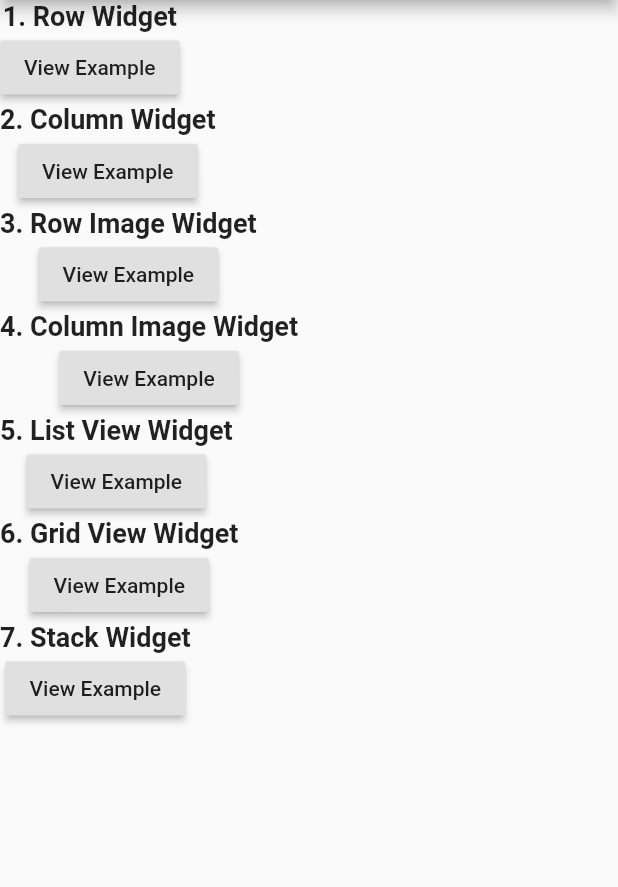
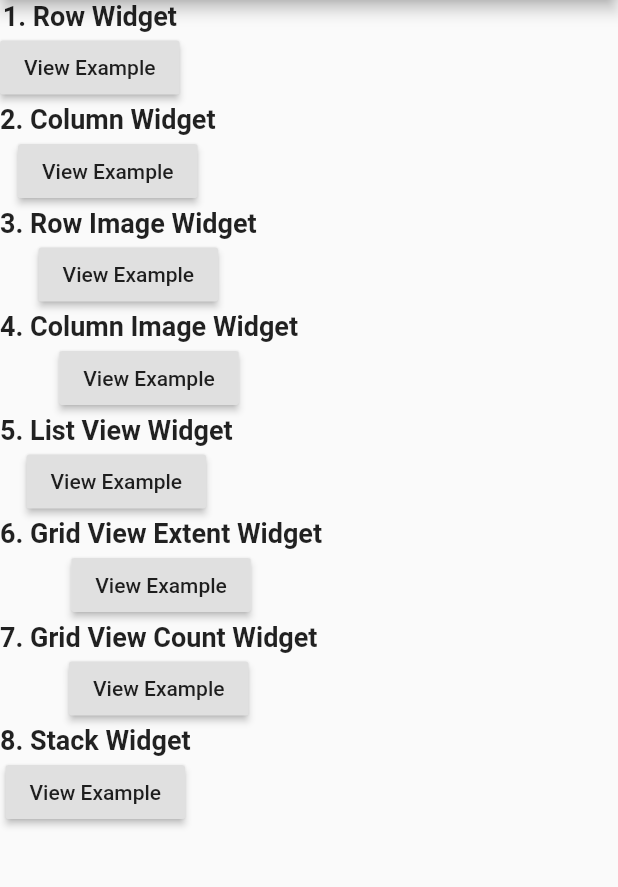
Before and after one commit to jsierra93/Flutter_Widgets_Examples, a Flutter app: the screen it shows after launch, on a phone screen of 412 x 824 dp, the part 84-971 px from its top. Run offline on Flutter 3.47's test engine with Material 2 defaults, Android fonts, the phone set to English and light mode, and no system bars.

Commit message:
Se organizan page para todos los widgets y se enrutan desde home

```diff
--- a/lib/main.dart
+++ b/lib/main.dart
@@ -12,7 +12,6 @@ class MyApp extends StatelessWidget {
   }
 }
 
-
 class HomePage extends StatelessWidget {
   @override
   Widget build(BuildContext context) {
@@ -26,11 +25,12 @@ class HomePage extends StatelessWidget {
             children: <Widget>[
               ListWidgetElement(numItem: '1', textItem: 'Row Widget', linkPage: RowPages()),
               ListWidgetElement(numItem: '2', textItem: 'Column Widget', linkPage: ColumnPage()),
-              ListWidgetElement(numItem: '3', textItem: 'Row Image Widget', linkPage: RowPages()),
-              ListWidgetElement(numItem: '4', textItem: 'Column Image Widget', linkPage: RowPages()),
-              ListWidgetElement(numItem: '5', textItem: 'List View Widget', linkPage: RowPages()),
-              ListWidgetElement(numItem: '6', textItem: 'Grid View Widget', linkPage: RowPages()),
-              ListWidgetElement(numItem: '7', textItem: 'Stack Widget', linkPage: RowPages())
+              ListWidgetElement(numItem: '3', textItem: 'Row Image Widget', linkPage: RowImagesWidget()),
+              ListWidgetElement(numItem: '4', textItem: 'Column Image Widget', linkPage: ColumnImagesPage()),
+              ListWidgetElement(numItem: '5', textItem: 'List View Widget', linkPage: ListViewWidget()),
+              ListWidgetElement(numItem: '6', textItem: 'Grid View Extent Widget', linkPage: GridViewExtentPage()),
+              ListWidgetElement(numItem: '7', textItem: 'Grid View Count Widget', linkPage: GridViewCountPage()),
+              ListWidgetElement(numItem: '8', textItem: 'Stack Widget', linkPage: StackPage())
             ],
           )),
     );
--- a/lib/widgets/column_widget.dart
+++ b/lib/widgets/column_widget.dart
@@ -3,9 +3,7 @@ import 'package:flutter/material.dart';
 class ColumnPage extends StatelessWidget {
   @override
   Widget build(BuildContext context) {
-    return MaterialApp(
-      title: 'Column Widget Examples',
-      home: Scaffold(
+    return  Scaffold(
           appBar: AppBar(
             title: Text('Column Widget Examples'),
           ),
@@ -25,7 +23,7 @@ class ColumnPage extends StatelessWidget {
                 child: new Text("Volver"),
               )
             ],
-          )),
+          )
     );
   }
 }
```
Also changed, not shown: lib/widgets/column_images_widget.dart (+11 -13 lines), lib/widgets/grid_view_widget.dart (+15 -7 lines), lib/widgets/list_view_widget.dart (+5 -2 lines), lib/widgets/row_images_widget.dart (+6 -1 lines), lib/widgets/stack_widget.dart (+7 -2 lines).
